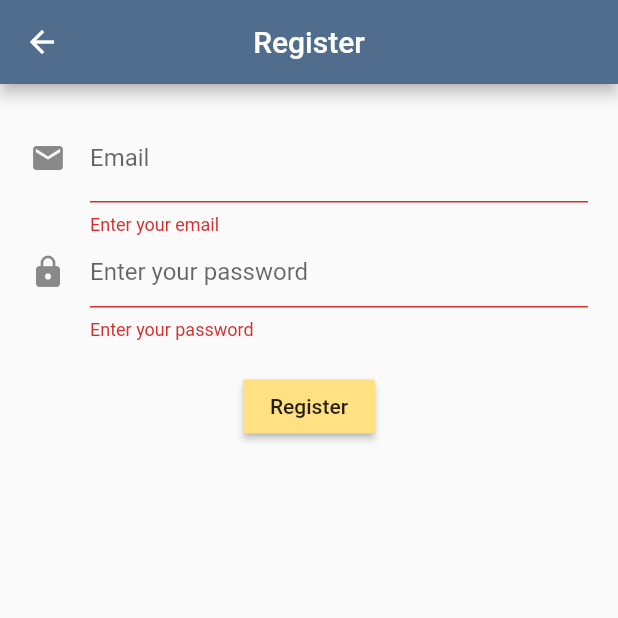
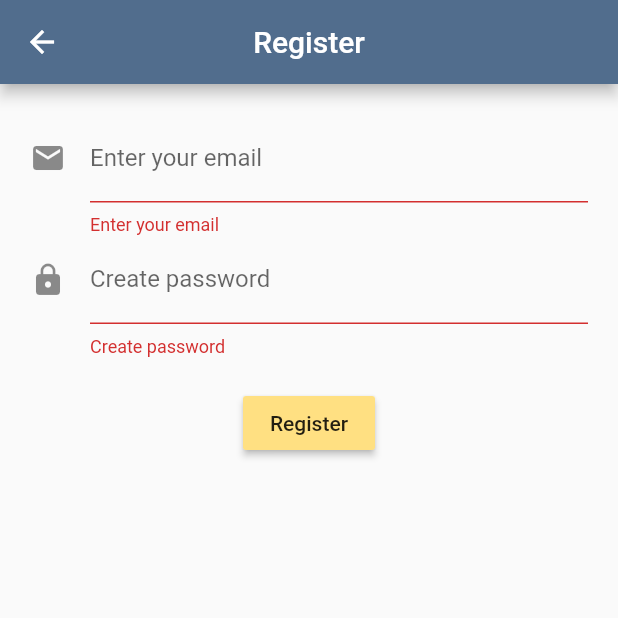
Before and after one commit to irinalim/PriceCalc, a Flutter app: the Register screen opened directly, after a tap on "Register", on a phone screen of 412 x 824 dp, the top half of it. Run offline on Flutter 3.47's test engine with Material 2 defaults, Android fonts, the phone set to English and light mode, and no system bars; our stand-ins replace firebase_auth, firebase_database, google_sign_in, modal_progress_hud; missing offline and left inert: dart:ffi; accounts and stored records are empty.

Commit message:
some fixes

```diff
--- a/lang/en.json
+++ b/lang/en.json
@@ -14,6 +14,7 @@
   "google_sign_in": "Google Sign-in",
   "enter_email": "Enter your email",
   "enter_password": "Enter your password",
+  "create_password": "Create password",
 
   "name": "Name",
   "price": "Price",
--- a/lang/ru.json
+++ b/lang/ru.json
@@ -5,6 +5,7 @@
   "save_item": "Сохранить",
   "saved_item": "Сохранённый товар",
   "choose_currency": "Выберите валюту",
+  "currency": "Валюта",
   "loading": "Загружается...",
 
   "login": "Войти",
@@ -13,7 +14,7 @@
   "google_sign_in": "Войти с Google",
   "enter_email": "Введите email",
   "enter_password": "Введите пароль",
-  "currency": "Валюта",
+  "create_password": "Создайте пароль",
 
   "name": "Название",
   "price": "Цена",
--- a/lib/Components/Login.dart
+++ b/lib/Components/Login.dart
@@ -75,7 +75,7 @@ class _LoginState extends State<Login> {
                                 decoration: InputDecoration(
                                   icon: Icon(Icons.email),
                                   hintText: AppLocalizations.of(context).translate('enter_email'),
-                                  labelText: 'Email',
+                                  labelText: AppLocalizations.of(context).translate('enter_email'),
                                 ),
                                 onSaved: (value) => user.userEmail = value.trim(),
                                 validator: (value) {
--- a/lib/Components/Register.dart
+++ b/lib/Components/Register.dart
@@ -47,7 +47,7 @@ class _RegisterState extends State<Register> {
                             decoration: InputDecoration(
                               icon: Icon(Icons.email),
                               hintText: AppLocalizations.of(context).translate('enter_email'),
-                              labelText: 'Email',
+                              labelText: AppLocalizations.of(context).translate('enter_email'),
                             ),
                             onSaved: (value) => user.userEmail = value.trim(),
                             validator: (value) {
@@ -61,12 +61,12 @@ class _RegisterState extends State<Register> {
                             obscureText: true,
                             decoration: InputDecoration(
                               icon: Icon(Icons.lock),
-                              hintText: AppLocalizations.of(context).translate('enter_password'),
-                              labelText: AppLocalizations.of(context).translate('password'),
+                              hintText: AppLocalizations.of(context).translate('create_password'),
+                              labelText: AppLocalizations.of(context).translate('create_password'),
                             ),
                             validator: (value) {
                               if (value.isEmpty) {
-                                return AppLocalizations.of(context).translate('enter_password');
+                                return AppLocalizations.of(context).translate('create_password');
                               }
                               return null;
                             },
```
